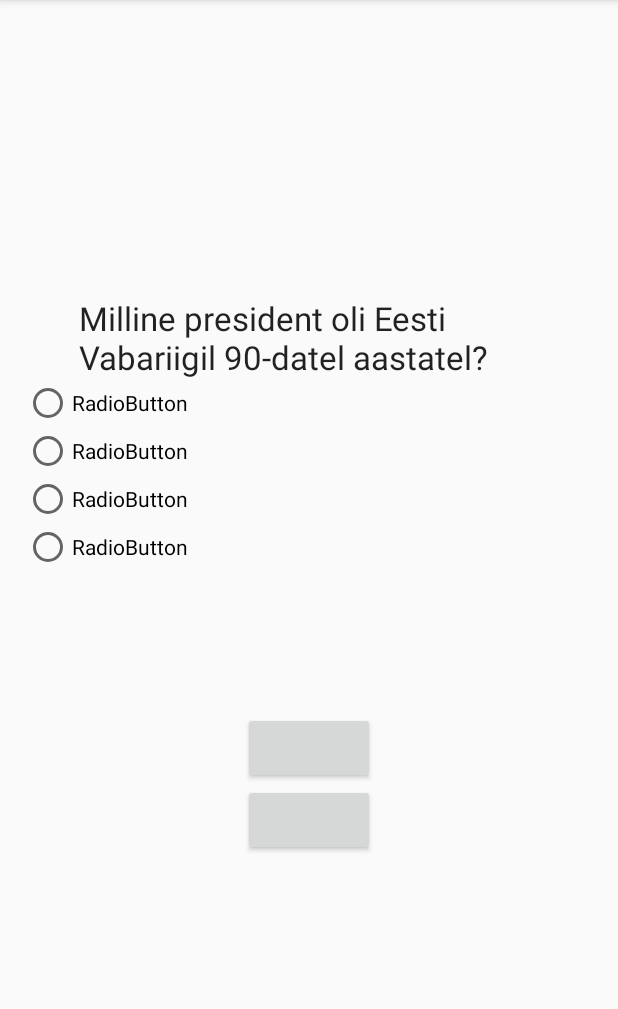
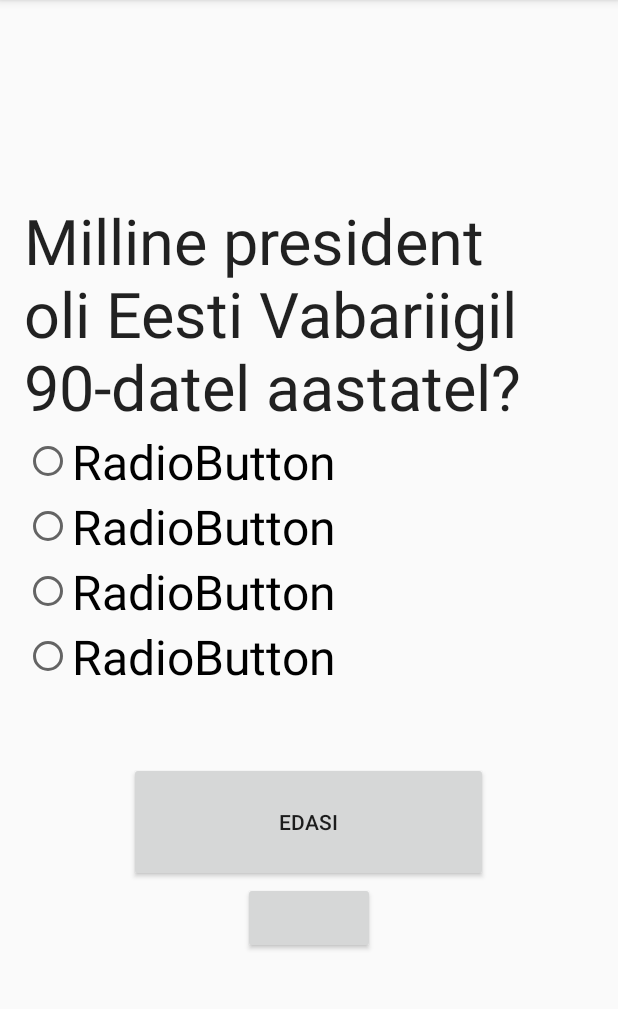
Before and after one commit to Teras23/ERM-Memory-Game, an Android app: the screen it shows after launch (MainActivity), on a phone screen of 412 x 824 dp, the part 84-1093 px from its top. Run offline under Robolectric (Android 15) with nearby library versions, the phone set to English and light mode, and no system bars.

Commit message:
Layout improvements

```diff
--- a/app/src/main/res/layout/question.xml
+++ b/app/src/main/res/layout/question.xml
@@ -9,10 +9,11 @@
 
     <TextView
         android:id="@+id/questionText"
-        android:layout_width="306dp"
+        android:layout_width="wrap_content"
         android:layout_height="wrap_content"
         android:text="Milline president oli Eesti Vabariigil 90-datel aastatel?"
-        android:textAppearance="@style/TextAppearance.AppCompat.Large" />
+        android:textAppearance="@style/TextAppearance.AppCompat.Large"
+        android:textSize="42sp" />
 
     <RadioGroup xmlns:android="http://schemas.android.com/apk/res/android"
         android:layout_width="fill_parent"
@@ -24,32 +25,36 @@
             android:layout_width="match_parent"
             android:layout_height="wrap_content"
             android:text="RadioButton"
-            android:textAppearance="@style/TextAppearance.AppCompat.Body1" />
+            android:textAppearance="@style/TextAppearance.AppCompat.Body1"
+            android:textSize="32sp" />
 
         <RadioButton
             android:id="@+id/questionAnswer1"
             android:layout_width="match_parent"
             android:layout_height="wrap_content"
-            android:text="RadioButton" />
+            android:text="RadioButton"
+            android:textSize="32sp" />
 
         <RadioButton
             android:id="@+id/questionAnswer2"
             android:layout_width="match_parent"
             android:layout_height="wrap_content"
-            android:text="RadioButton" />
+            android:text="RadioButton"
+            android:textSize="32sp" />
 
         <RadioButton
             android:id="@+id/questionAnswer3"
             android:layout_width="match_parent"
             android:layout_height="wrap_content"
-            android:text="RadioButton" />
+            android:text="RadioButton"
+            android:textSize="32sp" />
     </RadioGroup>
 
     <Button
         android:id="@+id/questionForward"
-        android:layout_width="wrap_content"
-        android:layout_height="wrap_content"
-        android:text="" />
+        android:layout_width="239dp"
+        android:layout_height="80dp"
+        android:text="Edasi" />
 
     <Button
         android:id="@+id/reset"
--- a/app/src/main/res/layout/question_desc.xml
+++ b/app/src/main/res/layout/question_desc.xml
@@ -18,5 +18,8 @@
         android:id="@+id/textView"
         android:layout_width="match_parent"
         android:layout_height="wrap_content"
-        android:text="Lorem ipsum Lorem ipsum Lorem ipsum Lorem ipsum Lorem ipsum Lorem ipsum Lorem ipsum Lorem ipsum Lorem ipsum Lorem ipsum Lorem ipsum Lorem ipsum Lorem ipsum Lorem ipsum Lorem ipsum Lorem ipsum Lorem ipsum Lorem ipsum Lorem ipsum Lorem ipsum Lorem ipsum Lorem ipsum Lorem ipsum Lorem ipsum Lorem ipsum Lorem ipsum Lorem ipsum Lorem ipsum Lorem ipsum Lorem ipsum Lorem ipsum Lorem ipsum Lorem ipsum Lorem ipsum Lorem ipsum Lorem ipsum Lorem ipsum Lorem ipsum Lorem ipsum Lorem ipsum Lorem ipsum Lorem ipsum Lorem ipsum Lorem ipsum Lorem ipsum Lorem ipsum Lorem ipsum Lorem ipsum Lorem ipsum Lorem ipsum Lorem ipsum Lorem ipsum Lorem ipsum Lorem ipsum Lorem ipsum Lorem ipsum Lorem ipsum Lorem ipsum Lorem ipsum Lorem ipsum Lorem ipsum Lorem ipsum Lorem ipsum Lorem ipsum Lorem ipsum Lorem ipsum Lorem ipsum Lorem ipsum Lorem ipsum Lorem ipsum Lorem ipsum Lorem ipsum Lorem ipsum Lorem ipsum Lorem ipsum Lorem ipsum Lorem ipsum Lorem ipsum Lorem ipsum " />
+        android:text="20.-22. juunini 1992. aastal vahetati Eesti Vabariigis kasutusel olnud rublad eesti kroonide vastu. Rahareformi Komitee moodustati juba 27.03.1991. aastal, esimeheks Edgar Savisaar. Ühe inimese kohta oli võimalik vahetada 1500 rubla"
+        android:textSize="32sp" />
+
+
 </LinearLayout>
```
Also changed, not shown: app/src/main/res/layout/score.xml (+13 -2 lines).
